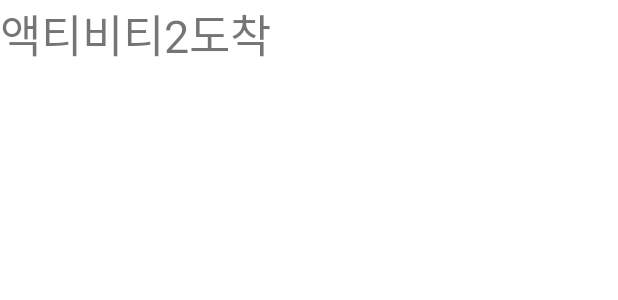
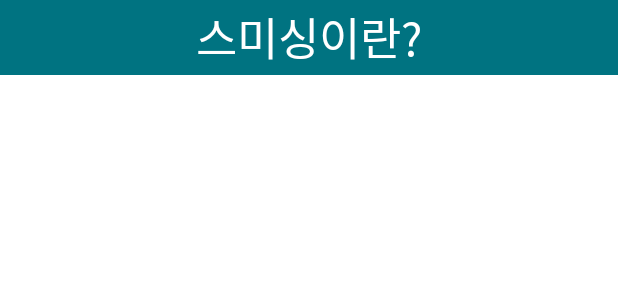
Before and after one commit to Jbseok/Anti_Smishing_ByeongSeok, an Android app: the layout activity_main2.xml on its own in the app's theme, with its tools: preview values and no code run, on a phone screen of 412 x 824 dp. Shown: the top 300 px of the screen. Run offline under Robolectric (Android 15) with nearby library versions, the phone set to English and light mode, and no system bars.

Commit message:
ui 기본화면 구성 수정 2

```diff
--- a/app/src/main/res/layout/activity_main.xml
+++ b/app/src/main/res/layout/activity_main.xml
@@ -25,7 +25,7 @@
             android:layout_width="0dp"
             android:layout_weight="1"
             android:layout_height="wrap_content"
-            android:text="Anti-Smish ing"
+            android:text="Anti-Smishing"
             android:gravity="center"
             android:textColor="@android:color/white"/>
 
--- a/app/src/main/res/layout/activity_main2.xml
+++ b/app/src/main/res/layout/activity_main2.xml
@@ -4,12 +4,28 @@
     xmlns:tools="http://schemas.android.com/tools"
     android:layout_width="match_parent"
     android:layout_height="match_parent"
+    android:orientation="vertical"
     tools:context=".MainActivity2">
 
-    <TextView
-        android:layout_width="wrap_content"
-        android:layout_height="wrap_content"
-        android:textSize="30sp"
-        android:text="액티비티2도착"/>
+    <LinearLayout
+        android:layout_width="match_parent"
+        android:layout_height="50dp"
+        android:orientation="horizontal"
+        android:gravity="center_vertical"
+        android:background="#007381">
+
+        <TextView
+            android:layout_width="0dp"
+            android:layout_weight="1"
+            android:layout_height="wrap_content"
+            android:text="스미싱이란?"
+            android:textSize="30dp"
+            android:gravity="center"
+            android:textColor="@android:color/white"/>
+    </LinearLayout>
+
+
+
+
 
 </LinearLayout>
```
Also changed, not shown: app/src/main/AndroidManifest.xml (+9 -3 lines), app/src/main/java/com/example/firstapp/MainActivity.java (+15 -0 lines), app/src/main/java/com/example/firstapp/SmSReceiver.java (added, +88 -0 lines).
